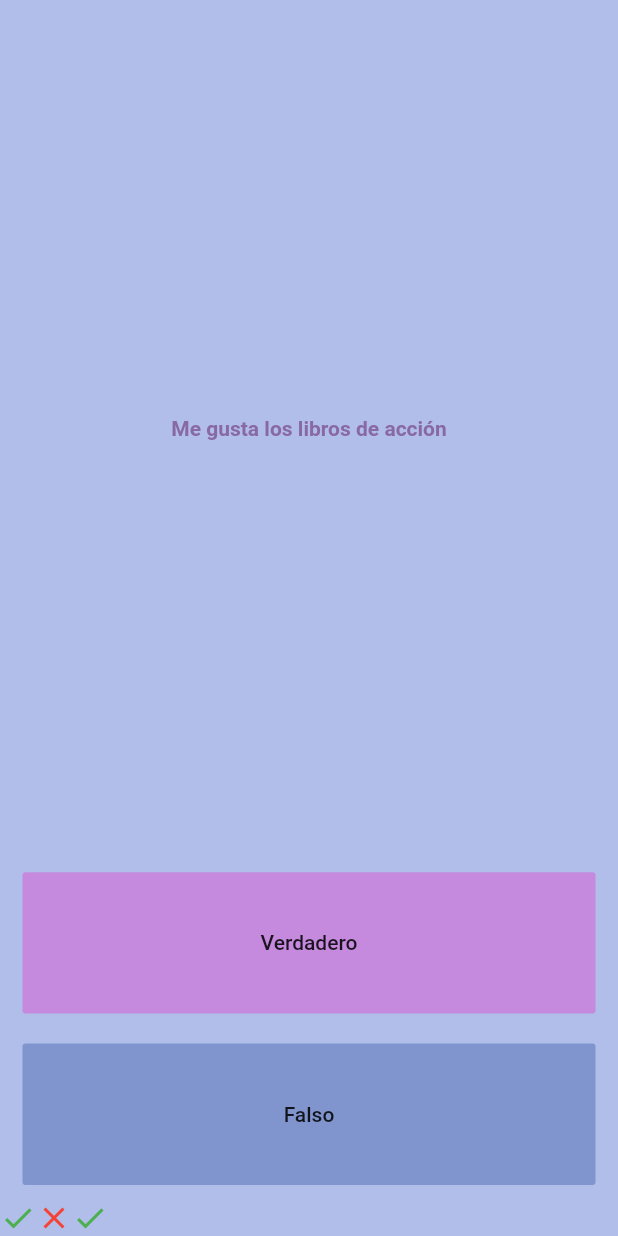
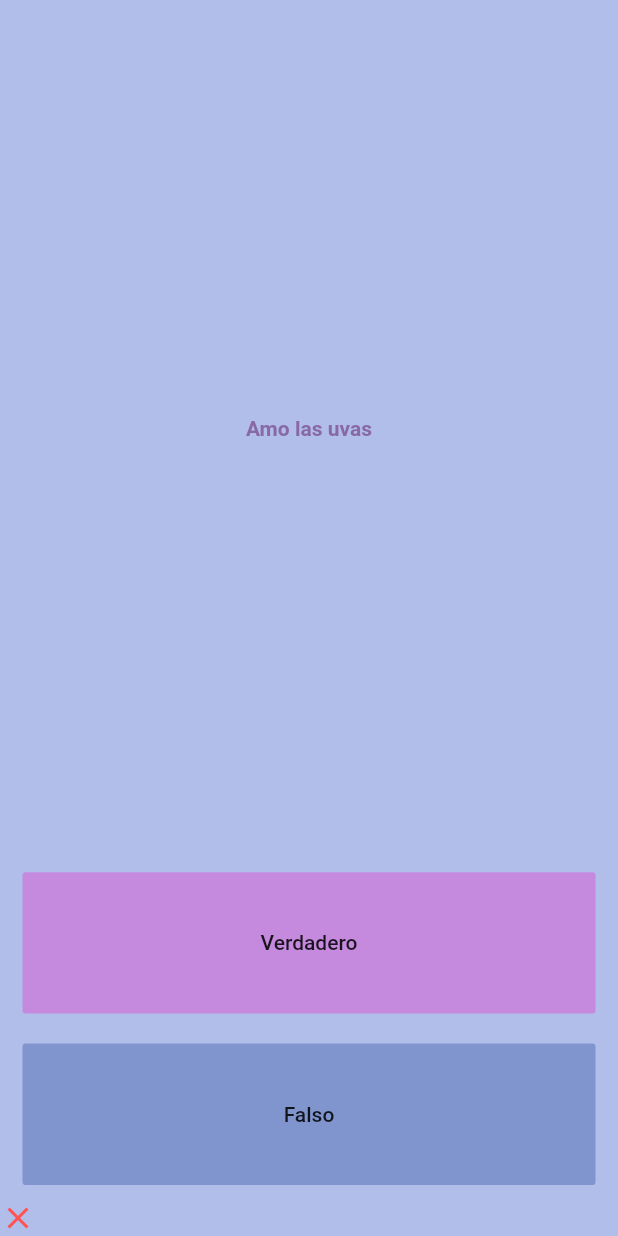
Before and after one commit to samil96/Flutter_LiveCode_1, a Flutter app: the screen it shows after launch, after a tap on "Verdadero", on a phone screen of 412 x 824 dp. Run offline on Flutter 3.47's test engine with Material 2 defaults, Android fonts, the phone set to English and light mode, and no system bars.

Commit message:
quiz-brain

```diff
--- a/Quiz/appQuiz/lib/main.dart
+++ b/Quiz/appQuiz/lib/main.dart
@@ -1,8 +1,11 @@
+import 'package:appQuiz/quiz-brain.dart';
 import 'package:flutter/material.dart';
 
 void main() {
   runApp(MyApp());
 }
+
+QuizBrain quizBrain = QuizBrain();
 
 class MyApp extends StatelessWidget {
   @override
@@ -24,34 +27,25 @@ class QuizPage extends StatefulWidget {
 }
 
 class _QuizPageState extends State<QuizPage> {
-  List<Icon> scoreKeeper = [
-    Icon(
-      Icons.check,
-      color: Colors.green,
-    ),
-    Icon(
-      Icons.close,
-      color: Colors.red,
-    ),
-  ];
+  List<Icon> scoreKeeper = [];
 
-  List<String> question = [
-    "Amo los helados",
-    "Me gusta los libros de acción",
-    "Me gustal el ceviche",
-    "Amo mi carrera",
-    "Soy feliz",
-  ];
+  void checkAnswer(bool userPickedAnswer) {
+    bool correctAnswer = quizBrain.getQuestionAnswer();
+    if (correctAnswer == userPickedAnswer) {
+      scoreKeeper.add(Icon(
+        Icons.check,
+        color: Colors.greenAccent,
+      ));
+    } else {
+      scoreKeeper.add(Icon(
+        Icons.close,
+        color: Colors.redAccent,
+      ));
+    }
 
-  int questionNumber = 0;
-
-  List<bool> answers = [
-    true,
-    false,
-    false,
-    true,
-    true,
-  ];
+    quizBrain.nextQuestion();
+    setState(() {});
+  }
 
   @override
   Widget build(BuildContext context) {
@@ -62,7 +56,7 @@ class _QuizPageState extends State<QuizPage> {
         Expanded(
           flex: 5,
           child: Center(
-            child: Text(question[questionNumber],
+            child: Text(quizBrain.getQuestionText(),
                 style: TextStyle(
                   color: Color(0xff8869A5),
                   fontWeight: FontWeight.bold,
@@ -74,19 +68,7 @@ class _QuizPageState extends State<QuizPage> {
             padding: EdgeInsets.symmetric(horizontal: 15, vertical: 10),
             child: FlatButton(
               onPressed: () {
-                bool correctAnswer = answers[questionNumber];
-
-                if (correctAnswer == true) {
-                  print("correcto");
-                } else {
-                  print("Incorrecto");
-                }
-
-                scoreKeeper.add(
-                  Icon(Icons.check, color: Colors.green),
-                );
-                questionNumber++;
-                setState(() {});
+                checkAnswer(true);
               },
               child: Text("Verdadero"),
               color: Color(0xffC58ADE),
@@ -98,13 +80,7 @@ class _QuizPageState extends State<QuizPage> {
             padding: EdgeInsets.symmetric(horizontal: 15, vertical: 10),
             child: FlatButton(
               onPressed: () {
-                scoreKeeper.add(Icon(
-                  Icons.close,
-                  color: Colors.redAccent,
-                ));
-
-                questionNumber++;
-                setState(() {});
+                checkAnswer(false);
               },
               child: Text("Falso"),
               color: Color(0xff8095CE),
--- /dev/null
+++ b/Quiz/appQuiz/lib/question.dart
@@ -0,0 +1,12 @@
+
+class Question{
+
+  String questionText;
+  bool questionAnswer;
+
+  Question({String q, bool a}) {
+    questionText = q;
+    questionAnswer = a;
+  }
+
+}
--- /dev/null
+++ b/Quiz/appQuiz/lib/quiz-brain.dart
@@ -0,0 +1,30 @@
+import 'package:appQuiz/question.dart';
+
+class QuizBrain {
+  List<Question> _questionBank = [
+    Question(q: "Me gusta el ceviche", a: false),
+    Question(q: "Amo las uvas", a: true),
+    Question(q: "Me gusta el helado", a: true),
+    Question(q: "No me gusta los libros de fición", a: true),
+    Question(q: "La verdura que más me encanta es la espinaca", a: true),
+    Question(q: "Mi personaje favorito de Disney es Mulan", a: true),
+    Question(q: "Amo el choclito", a: true),
+    Question(q: "Amo el acaguate", a: true),
+  ];
+
+  int _questionNumber = 0;
+
+  String getQuestionText() {
+    return _questionBank[_questionNumber].questionText;
+  }
+
+  bool getQuestionAnswer() {
+    return _questionBank[_questionNumber].questionAnswer;
+  }
+
+  void nextQuestion() {
+    if (_questionNumber < _questionBank.length-1) {
+      _questionNumber++;
+    }
+  }
+}
```
